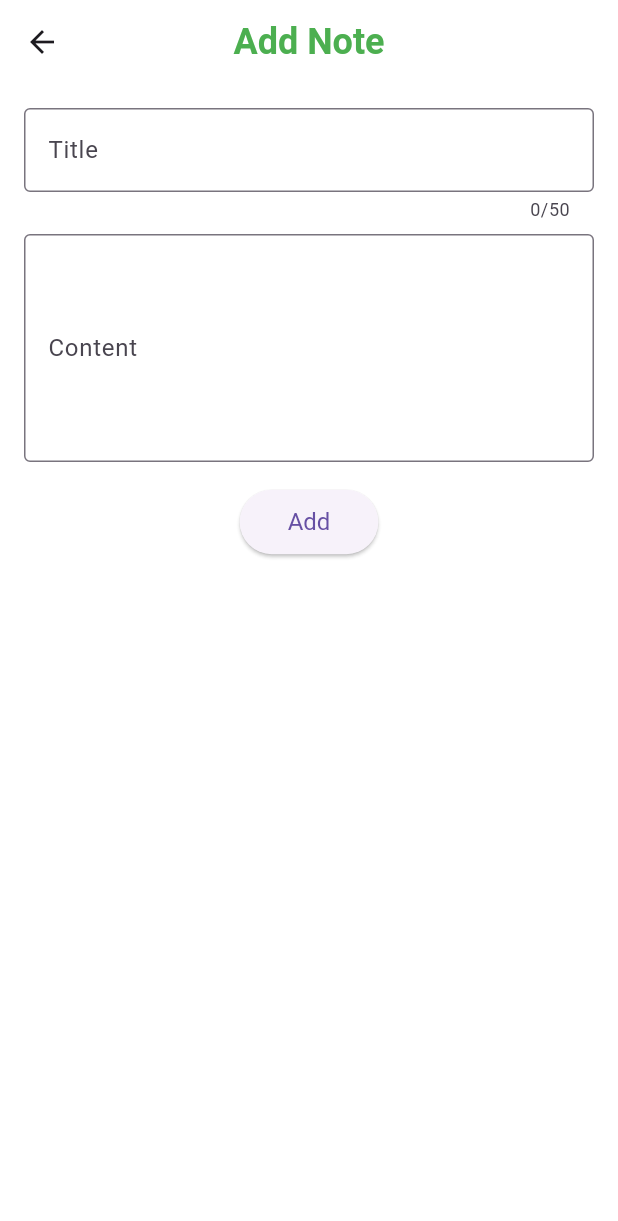
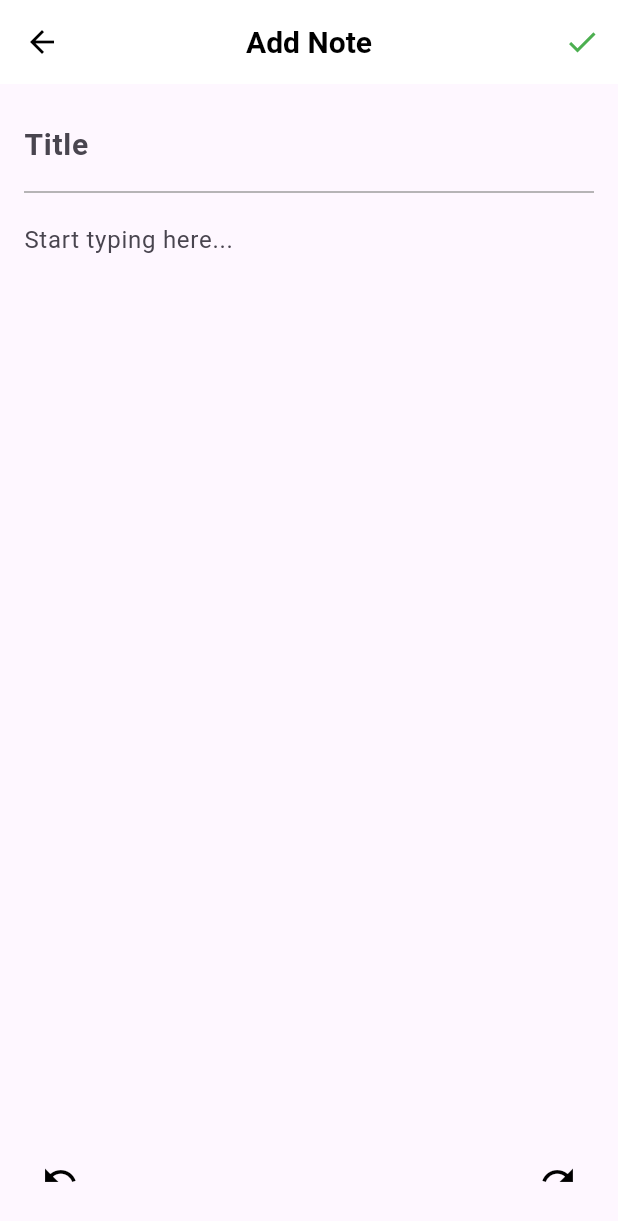
Before and after one commit to VincentBanda010/activity-tracker-ui, a Flutter app: the AddEditNotePage screen opened directly, on a phone screen of 412 x 824 dp. Shown: the top 1221 px of the screen. Run offline on Flutter 3.47's test engine with Material 3 defaults, Android fonts, the phone set to English and light mode, and no system bars; our stand-ins replace sqflite; accounts and stored records are empty; Roboto replaces fonts that are missing (Arial).

Commit message:
advanced notes screen

```diff
--- a/lib/features/notes/presentation/pages/add_edit_note_page.dart
+++ b/lib/features/notes/presentation/pages/add_edit_note_page.dart
@@ -1,8 +1,5 @@
-// lib/features/notes/presentation/pages/add_edit_note_page.dart
-
 import 'package:flutter/material.dart';
 import 'package:provider/provider.dart';
-
 import '../providers/notes_provider.dart';
 
 class AddEditNotePage extends StatefulWidget {
@@ -22,110 +19,155 @@ class AddEditNotePage extends StatefulWidget {
 }
 
 class _AddEditNotePageState extends State<AddEditNotePage> {
-  final _formKey = GlobalKey<FormState>();
   late String _title;
   late String _content;
+  final TextEditingController _titleController = TextEditingController();
+  final TextEditingController _contentController = TextEditingController();
+  final List<String> _contentHistory = [];
+  int _historyIndex = 0;
 
   @override
   void initState() {
     super.initState();
     _title = widget.initialTitle ?? '';
     _content = widget.initialContent ?? '';
+    _titleController.text = _title;
+    _contentController.text = _content;
+
+    // Initialize content history
+    _contentHistory.add(_content);
+  }
+
+  void _saveContentToHistory() {
+    if (_historyIndex < _contentHistory.length - 1) {
+      _contentHistory.removeRange(_historyIndex + 1, _contentHistory.length);
+    }
+    _contentHistory.add(_contentController.text);
+    _historyIndex = _contentHistory.length - 1;
+  }
+
+  void _undo() {
+    if (_historyIndex > 0) {
+      setState(() {
+        _historyIndex--;
+        _contentController.text = _contentHistory[_historyIndex];
+      });
+    }
+  }
+
+  void _redo() {
+    if (_historyIndex < _contentHistory.length - 1) {
+      setState(() {
+        _historyIndex++;
+        _contentController.text = _contentHistory[_historyIndex];
+      });
+    }
   }
 
   @override
   Widget build(BuildContext context) {
     final isEditing = widget.noteId != null;
-    final notesProvider = Provider.of<NotesProvider>(context, listen: false); // Provider usage
+    final notesProvider = Provider.of<NotesProvider>(context, listen: false);
 
     return Scaffold(
-      backgroundColor: Colors.white.withOpacity(0.8),
       appBar: AppBar(
         backgroundColor: Colors.white,
         elevation: 0,
+        leading: IconButton(
+          icon: Icon(Icons.arrow_back, color: Colors.black),
+          onPressed: () {
+            Navigator.of(context).pop();
+          },
+        ),
         title: Text(
           isEditing ? 'Edit Note' : 'Add Note',
           style: TextStyle(
-            fontFamily: 'Arial',
-            fontSize: 24,
+            fontSize: 20,
             fontWeight: FontWeight.bold,
-            color: Colors.green,
+            color: Colors.black,
           ),
         ),
         centerTitle: true,
+        actions: [
+          IconButton(
+            icon: Icon(Icons.done, color: Colors.green),
+            onPressed: () async {
+              if (_titleController.text.trim().isEmpty ||
+                  _contentController.text.trim().isEmpty) {
+                ScaffoldMessenger.of(context).showSnackBar(
+                  SnackBar(content: Text('Title and Content cannot be empty')),
+                );
+                return;
+              }
+              if (isEditing) {
+                await notesProvider.updateNote(
+                  widget.noteId!,
+                  _titleController.text.trim(),
+                  _contentController.text.trim(),
+                );
+              } else {
+                await notesProvider.addNote(
+                  _titleController.text.trim(),
+                  _contentController.text.trim(),
+                );
+              }
+              Navigator.of(context).pop();
+            },
+          ),
+        ],
       ),
       body: Padding(
-        padding: EdgeInsets.all(16),
-        child: Form(
-          key: _formKey,
-          child: Column(
-            children: [
-              // Title TextFormField
-              TextFormField(
-                initialValue: _title,
+        padding: const EdgeInsets.all(16.0),
+        child: Column(
+          children: [
+            // Title Input
+            TextField(
+              controller: _titleController,
+              decoration: InputDecoration(
+                hintText: 'Title',
+                border: InputBorder.none,
+                hintStyle: TextStyle(fontSize: 20, fontWeight: FontWeight.bold),
+              ),
+              style: TextStyle(fontSize: 20, fontWeight: FontWeight.bold),
+              maxLines: 1,
+              onChanged: (value) {
+                setState(() {
+                  _title = value;
+                });
+              },
+            ),
+            Divider(color: Colors.grey),
+            // Content Input
+            Expanded(
+              child: TextField(
+                controller: _contentController,
                 decoration: InputDecoration(
-                  labelText: 'Title',
-                  border: OutlineInputBorder(),
+                  hintText: 'Start typing here...',
+                  border: InputBorder.none,
                 ),
-                maxLength: 50,
-                validator: (value) {
-                  if (value == null || value.trim().isEmpty) {
-                    return 'Title is required.';
-                  }
-                  return null;
-                },
-                onSaved: (value) {
-                  _title = value!.trim();
+                maxLines: null,
+                keyboardType: TextInputType.multiline,
+                style: TextStyle(fontSize: 16),
+                onChanged: (value) {
+                  _saveContentToHistory();
                 },
               ),
-              SizedBox(height: 8), // Small margin after Title
-
-              // Content TextFormField
-              TextFormField(
-                initialValue: _content,
-                decoration: InputDecoration(
-                  labelText: 'Content',
-                  border: OutlineInputBorder(),
+            ),
+            // Undo and Redo Toolbar
+            Row(
+              mainAxisAlignment: MainAxisAlignment.spaceBetween,
+              children: [
+                IconButton(
+                  icon: Icon(Icons.undo, color: Colors.black),
+                  onPressed: _undo,
                 ),
-                maxLines: 5, // Set a reasonable number of lines
-                validator: (value) {
-                  if (value == null || value.trim().isEmpty) {
-                    return 'Content is required.';
-                  }
-                  return null;
-                },
-                onSaved: (value) {
-                  _content = value!.trim();
-                },
-              ),
-              SizedBox(height: 16),
-
-              // Submit Button
-              ElevatedButton(
-                onPressed: () async {
-                  final isValid = _formKey.currentState?.validate();
-                  if (isValid != null && isValid) {
-                    _formKey.currentState?.save();
-                    if (isEditing) {
-                      await notesProvider.updateNote(
-                        widget.noteId!,
-                        _title,
-                        _content,
-                      );
-                    } else {
-                      await notesProvider.addNote(_title, _content);
-                    }
-                    Navigator.of(context).pop();
-                  }
-                },
-                child: Text(isEditing ? 'Update' : 'Add'),
-                style: ElevatedButton.styleFrom(
-                  padding: EdgeInsets.symmetric(horizontal: 32, vertical: 12),
-                  textStyle: TextStyle(fontSize: 16),
+                IconButton(
+                  icon: Icon(Icons.redo, color: Colors.black),
+                  onPressed: _redo,
                 ),
-              ),
-            ],
-          ),
+              ],
+            ),
+          ],
         ),
       ),
     );
```
